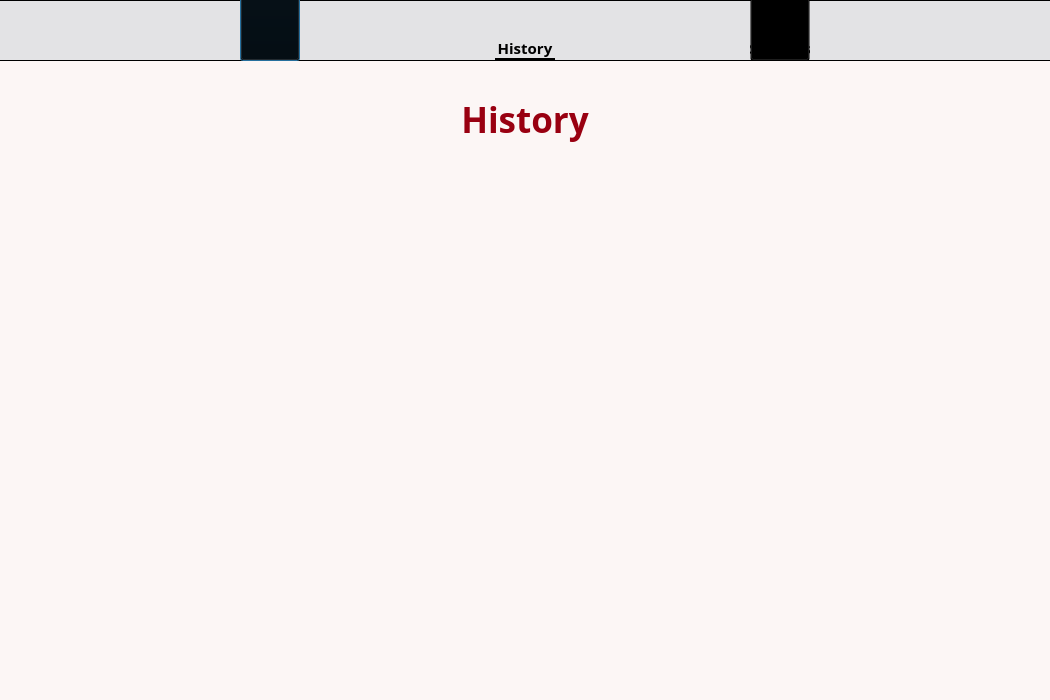
Before: the Qt Designer form project/history.ui in raul-dunca/ransoguard, drawn with Qt 5.
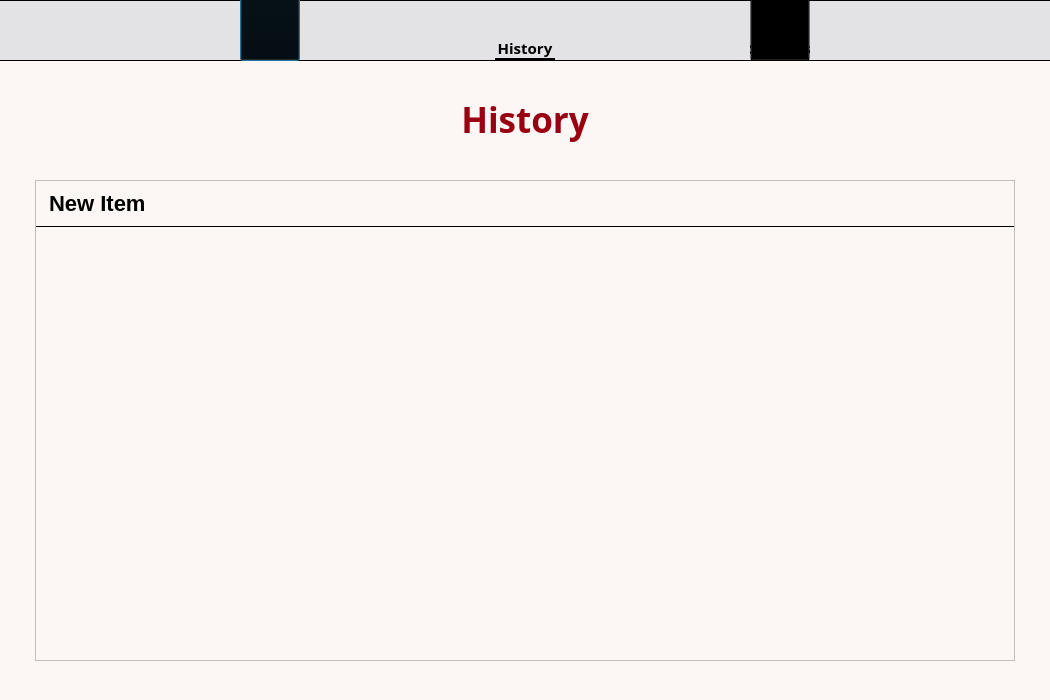
After: the same form once the commit is applied. Icons and pictures are not drawn.

Commit message: added history tab

```diff
--- a/project/history.ui
+++ b/project/history.ui
@@ -308,6 +308,49 @@
     </property>
    </widget>
   </widget>
+  <widget class="QListWidget" name="listWidget">
+   <property name="geometry">
+    <rect>
+     <x>35</x>
+     <y>180</y>
+     <width>980</width>
+     <height>481</height>
+    </rect>
+   </property>
+   <property name="styleSheet">
+    <string notr="true">QListWidget {
+    font-family: &quot;Century Gothic&quot;;
+    font-size: 22px;
+    font-weight: bold;
+}
+
+QListWidget::item {
+    font-family: &quot;Century Gothic&quot;;
+    font-size: 22px;
+    font-weight: bold;
+}
+
+QListWidget::item {
+    border-bottom: 1px solid black;
+    padding: 10px; 
+}
+
+
+QListWidget::item:hover {
+    background-color: lightblue; 
+}
+
+QListWidget::item:selected {
+    background-color: lightblue; 
+	color:#000000;
+}</string>
+   </property>
+   <item>
+    <property name="text">
+     <string>New Item</string>
+    </property>
+   </item>
+  </widget>
  </widget>
  <resources/>
  <connections/>
```
Left out of the diff: 4 changed lines with no effect on the pictures. The commit also changes 11 other files.
